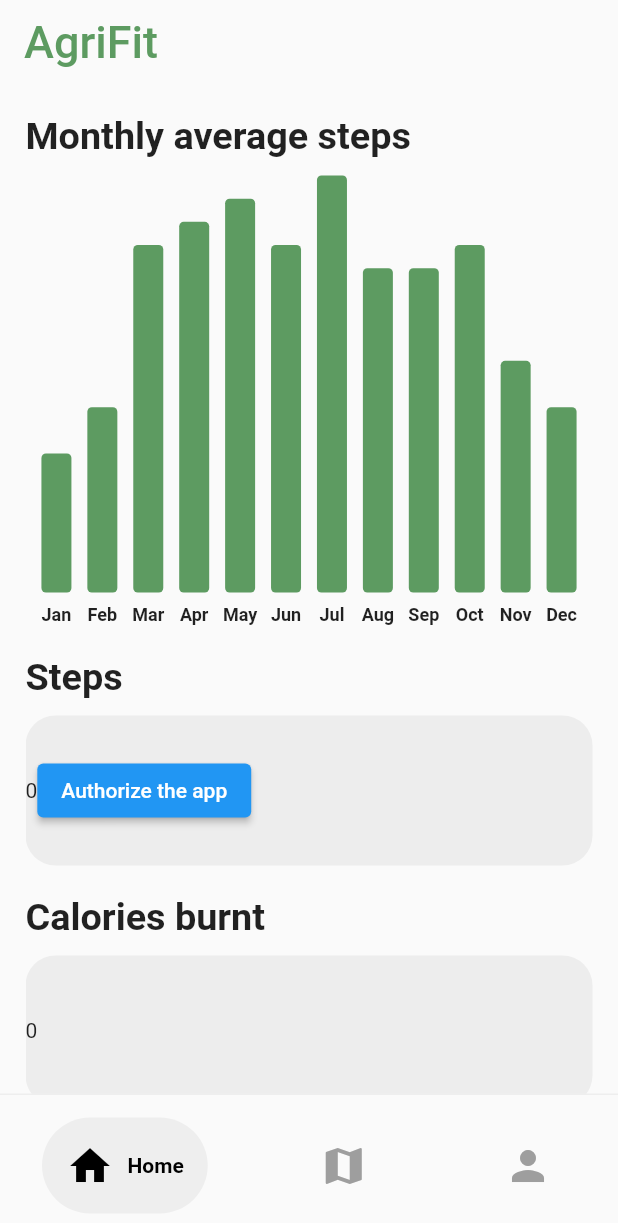
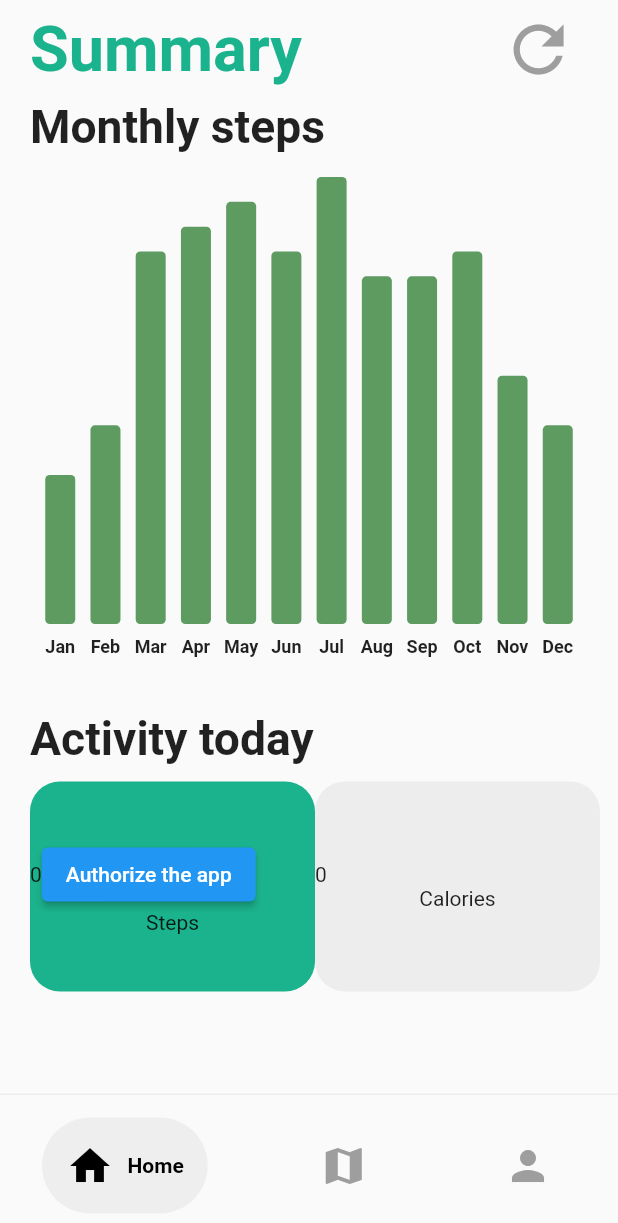
Before and after one commit to MarichenK/Biomedical-Technologies, a Flutter app: the screen it shows after launch, on a phone screen of 412 x 824 dp. Shown: the top 1223 px of the screen. Run offline on Flutter 3.47's test engine with Material 2 defaults, Android fonts, the phone set to English and light mode, and no system bars; drawn by our look-alikes of fl_chart, google_nav_bar; our stand-ins replace dio, floor, flutter_login, jwt_decoder, shared_preferences, sqflite; accounts and stored records are empty; generated files the repository leaves out were written again.

Commit message:
Trying_to_fix_merge

```diff
--- a/agri_fit/lib/screens/homePage.dart
+++ b/agri_fit/lib/screens/homePage.dart
@@ -16,6 +16,16 @@ import 'package:jwt_decoder/jwt_decoder.dart';
 import 'package:http/http.dart' as http;
 import 'package:agri_fit/Database/Steps.dart';
 import 'package:intl/intl.dart';
+
+
+void test = LineChart(
+  LineChartData(
+    // read about it in the LineChartData section
+  ),
+  //swapAnimationDuration: const Duration(milliseconds: 150), // Optional
+  //swapAnimationCurve: Curves.linear, // Optional
+);
+
 
 class HomePage extends StatefulWidget {
   const HomePage({Key? key}) : super(key: key);
@@ -42,6 +52,169 @@ class _HomePageState extends State<HomePage> {
   10000.0,
   8000.0
 ];
+
+  @override
+  Widget build(BuildContext context) {
+      return Scaffold(
+      /*appBar: AppBar(
+        backgroundColor: Colors.grey[50],
+        elevation: 0,
+        //title: Text(HomePage.routename),
+        title: const Text('AgriFit', textScaleFactor: 1.5,),
+        foregroundColor: Color.fromARGB(255, 27, 179, 141),
+      ),*/
+      // Hide appbar
+        appBar: PreferredSize(
+          preferredSize: const Size.fromHeight(0.0),
+          child: AppBar(
+            backgroundColor: Colors.grey[50],
+            elevation: 0,
+          ),
+        ),
+
+      body: Padding(
+        padding: const EdgeInsets.only(right: 20, left: 20),
+        child: Column(
+          children: [
+            Row(
+              mainAxisAlignment: MainAxisAlignment.spaceBetween,
+              children: [
+                const Align(
+                  alignment: Alignment.centerLeft,
+                  child: Text('Summary',
+                      textScaleFactor: 3,
+                      style: TextStyle(
+                        fontWeight: FontWeight.bold,
+                        color: Color.fromARGB(255, 27, 179, 141))),
+                ),
+
+                IconButton(
+                  iconSize: 50,
+                  color: Colors.grey,
+                  icon: const Icon(Icons.refresh,),
+                  splashRadius: 32,
+                  splashColor: Color.fromARGB(255, 237, 237, 237),
+                  onPressed: () {},
+                )
+              ],
+            ),
+
+            Expanded(
+              child: ListView(
+                children: [
+                  const Align(
+                    alignment: Alignment.centerLeft,
+                    child: Text('Monthly steps',
+                        textScaleFactor: 2.2,
+                        style: TextStyle(fontWeight: FontWeight.bold)),
+                  ),
+
+                  const SizedBox(height: 16),
+
+                  SizedBox(
+                    height: 320,
+                    child: Container(
+                    decoration: BoxDecoration(
+                      borderRadius: BorderRadius.circular(20),
+                      color: Colors.grey[50]),
+                    child:
+                    StepsGraph(
+                      monthlySteps: monthlySteps,
+                      ),
+                  )),
+
+                  const SizedBox(height: 36),
+
+                  const Align(
+                    alignment: Alignment.centerLeft,
+                    child: Text('Activity today',
+                        textScaleFactor: 2.2,
+                        style: TextStyle(fontWeight: FontWeight.bold)),
+                  ),
+
+                  const SizedBox(height: 11),
+
+                  Row(
+                    mainAxisAlignment: MainAxisAlignment.spaceBetween,
+                    children: [
+                      Container(
+                        height: 140,
+                        width: 190,
+                        decoration: BoxDecoration(
+                          borderRadius: BorderRadius.circular(20),
+                          color: Color.fromARGB(255, 27, 179, 141)),
+
+                        child: Column(
+                          mainAxisAlignment: MainAxisAlignment.center,
+                          children: [
+                            Center(child: Row(
+                              children: [
+                                Center(child:
+                                  FutureBuilder<List<Steps>?>(
+                                    future: _requestStepsToday(),
+                                    builder: (BuildContext context, AsyncSnapshot<List<Steps>?> snapshot) {
+                                    print(snapshot);
+                                    if (snapshot.hasData) {
+                                      return Text(snapshot.data!.map((e) => e.step).reduce((a, b) => a + b).toString());
+                                    } else {
+                                      return Text("NO"); }
+                                    },)
+                                ),
+
+                    ElevatedButton(onPressed: () async {
+                  final result = await _authorize();
+                  final message =
+                      result == 200 ? 'Request successful' : 'Request failed';
+                  ScaffoldMessenger.of(context)
+                    ..removeCurrentSnackBar()
+                    ..showSnackBar(SnackBar(content: Text(message)));
+                },
+                child: Text('Authorize the app')),
+                  ],
+                ),
+                                ),
+                            Text('Steps'),
+                          ],
+                        ),
+                      ),
+
+                      Container(
+                        height: 140,
+                        width: 190,
+                        decoration: BoxDecoration(
+                          borderRadius: BorderRadius.circular(20),
+                          color: Color.fromARGB(255, 237, 237, 237)),
+                        child: Column(
+                          mainAxisAlignment: MainAxisAlignment.center,
+                          children: [
+                            Center(child: Row(
+                  children: [
+                    Center(child:
+                      FutureBuilder<List<Callories>?>(
+                        future: _requestCalsToday(),
+                        builder: (BuildContext context, AsyncSnapshot<List<Callories>?> snapshot) {
+                          print(snapshot);
+                          if (snapshot.hasData) {
+                            return Text(snapshot.data!.map((e) => e.cals).reduce((a, b) => a + b).toString());
+                          } else {
+                            return Text("NO");
+                          }
+                  },
+              ))]),
+                              ),
+                            Text('Calories'),
+                          ],
+                        ),
+                      ),
+                    ],
+                  ),
+                ]),
+            ),
+          ],
+        ),
+      ),
+    );
+  }
 
   Future<List<Steps>?> _requestStepsToday() async {
     //Initialize the result
@@ -93,116 +266,6 @@ class _HomePageState extends State<HomePage> {
     return result;
 
   } //_requestData
-
-
-
-  @override
-  Widget build(BuildContext context) {
-      return Scaffold(
-      appBar: AppBar(
-        backgroundColor: Colors.grey[50],
-        elevation: 0,
-        //title: Text(HomePage.routename),
-        title: const Text('AgriFit', textScaleFactor: 1.5,),
-        foregroundColor: const Color.fromARGB(255, 93, 155, 97),
-      ),
-      body: Padding(
-        padding: const EdgeInsets.only(left: 17, right: 17),
-        child: ListView(
-          children: [
-            const Padding(
-                padding: EdgeInsets.only(top: 20, bottom: 10),
-                child: Align(
-                  alignment: Alignment.centerLeft,
-                  child: Text('Monthly average steps',
-                      textScaleFactor: 1.8,
-                      style: TextStyle(fontWeight: FontWeight.bold)),
-                ),
-              ),
-            Padding(
-              padding: EdgeInsets.only(top: 1),
-              child: SizedBox(
-                height: 300,
-                child: StepsGraph(
-                  monthlySteps: monthlySteps,
-                  ),
-              )),
-            const Padding(
-                padding: EdgeInsets.only(top: 20),
-                child: Align(
-                  alignment: Alignment.centerLeft,
-                  child: Text('Steps',
-                      textScaleFactor: 1.8,
-                      style: TextStyle(fontWeight: FontWeight.bold)),
-                ),
-              ),
-            Padding(
-              padding: const EdgeInsets.only(top: 10),
-              child: Container(
-                height: 100,
-                decoration: BoxDecoration(
-                  borderRadius: BorderRadius.circular(20),
-                  color: const Color.fromARGB(255, 237, 237, 237)),
-                child: Row(
-                  children: [
-                    Center(child:
-                      FutureBuilder<List<Steps>?>(
-                        future: _requestStepsToday(),
-                        builder: (BuildContext context, AsyncSnapshot<List<Steps>?> snapshot) {
-                          print(snapshot);
-                          if (snapshot.hasData) {
-                            return Text(snapshot.data!.map((e) => e.step).reduce((a, b) => a + b).toString());
-                          } else {
-                          return Text("NO"); }
-                        },)
-                      ),
-
-                    ElevatedButton(onPressed: () async {
-                  final result = await _authorize();
-                  final message =
-                      result == 200 ? 'Request successful' : 'Request failed';
-                  ScaffoldMessenger.of(context)
-                    ..removeCurrentSnackBar()
-                    ..showSnackBar(SnackBar(content: Text(message)));
-                },
-                child: Text('Authorize the app')),
-                  ],
-                ),
-              )),
-            const Padding(
-                padding: EdgeInsets.only(top: 20),
-                child: Align(
-                  alignment: Alignment.centerLeft,
-                  child: Text('Calories burnt',
-                      textScaleFactor: 1.8,
-                      style: TextStyle(fontWeight: FontWeight.bold)),
-                ),
-              ),
-            Padding(
-              padding: const EdgeInsets.only(top: 10),
-              child: Container(
-                height: 100,
-                decoration: BoxDecoration(
-                  borderRadius: BorderRadius.circular(20),
-                  color: const Color.fromARGB(255, 237, 237, 237)),
-                child: Row(
-                  children: [
-                    Center(child:
-                      FutureBuilder<List<Callories>?>(
-                        future: _requestCalsToday(),
-                        builder: (BuildContext context, AsyncSnapshot<List<Callories>?> snapshot) {
-                          print(snapshot);
-                          if (snapshot.hasData) {
-                            return Text(snapshot.data!.map((e) => e.cals).reduce((a, b) => a + b).toString());
-                          } else {
-                            return Text("NO");
-                          }
-                  },
-              ))]),
-            )),
-          ],
-    )));
-  } } //ProfilePage
 
   Future<int> _refreshTokens() async {
 
@@ -301,12 +364,4 @@ class _HomePageState extends State<HomePage> {
   } //_requestData
 
 
-
-
-void test = LineChart(
-  LineChartData(
-    // read about it in the LineChartData section
-  ),
-  //swapAnimationDuration: const Duration(milliseconds: 150), // Optional
-  //swapAnimationCurve: Curves.linear, // Optional
-);
+  } //HomePage
```
